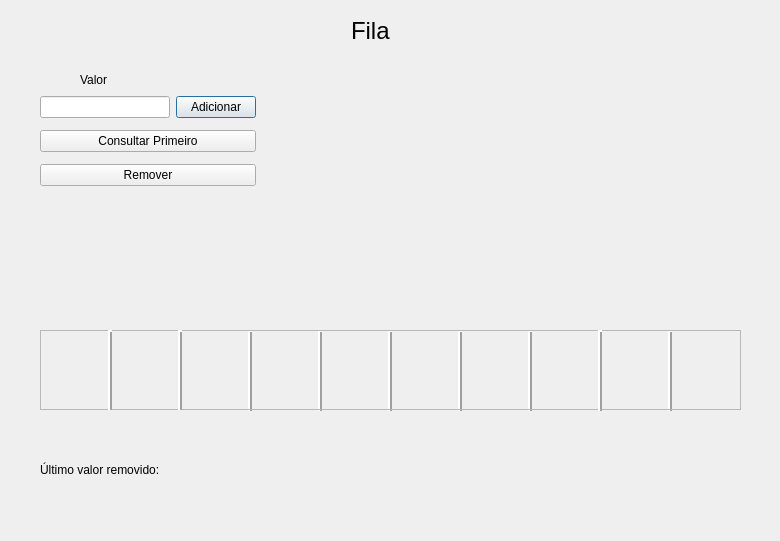
This is ProjetoMaritan/fila.ui in matheuusc/ProjetoMaritan as Qt 5 draws it before an edit. The edited form follows.
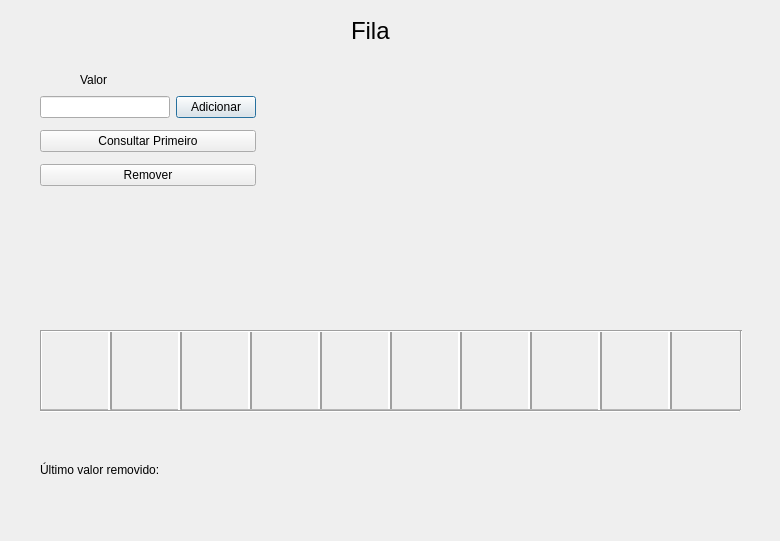
This is the edited form.

The edit to the form file:
```diff
--- a/ProjetoMaritan/fila.ui
+++ b/ProjetoMaritan/fila.ui
@@ -413,7 +413,7 @@
     <number>80</number>
    </property>
   </widget>
-  <widget class="QWidget" name="">
+  <widget class="QWidget" name="layoutWidget">
    <property name="geometry">
     <rect>
      <x>40</x>
@@ -453,6 +453,58 @@
     </item>
    </layout>
   </widget>
+  <widget class="Line" name="line">
+   <property name="geometry">
+    <rect>
+     <x>40</x>
+     <y>330</y>
+     <width>700</width>
+     <height>3</height>
+    </rect>
+   </property>
+   <property name="orientation">
+    <enum>Qt::Horizontal</enum>
+   </property>
+  </widget>
+  <widget class="Line" name="line_2">
+   <property name="geometry">
+    <rect>
+     <x>40</x>
+     <y>410</y>
+     <width>700</width>
+     <height>3</height>
+    </rect>
+   </property>
+   <property name="orientation">
+    <enum>Qt::Horizontal</enum>
+   </property>
+  </widget>
+  <widget class="Line" name="line_3">
+   <property name="geometry">
+    <rect>
+     <x>40</x>
+     <y>330</y>
+     <width>3</width>
+     <height>80</height>
+    </rect>
+   </property>
+   <property name="orientation">
+    <enum>Qt::Vertical</enum>
+   </property>
+  </widget>
+  <widget class="Line" name="line_6">
+   <property name="geometry">
+    <rect>
+     <x>740</x>
+     <y>330</y>
+     <width>3</width>
+     <height>80</height>
+    </rect>
+   </property>
+   <property name="orientation">
+    <enum>Qt::Vertical</enum>
+   </property>
+  </widget>
  </widget>
  <resources/>
  <connections/>
```
